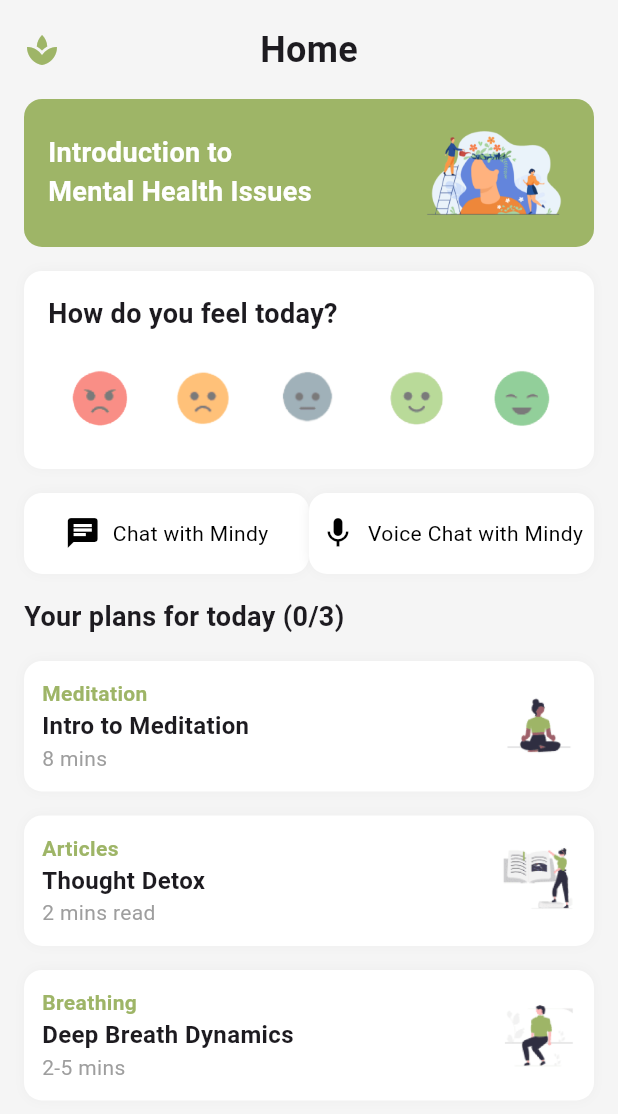
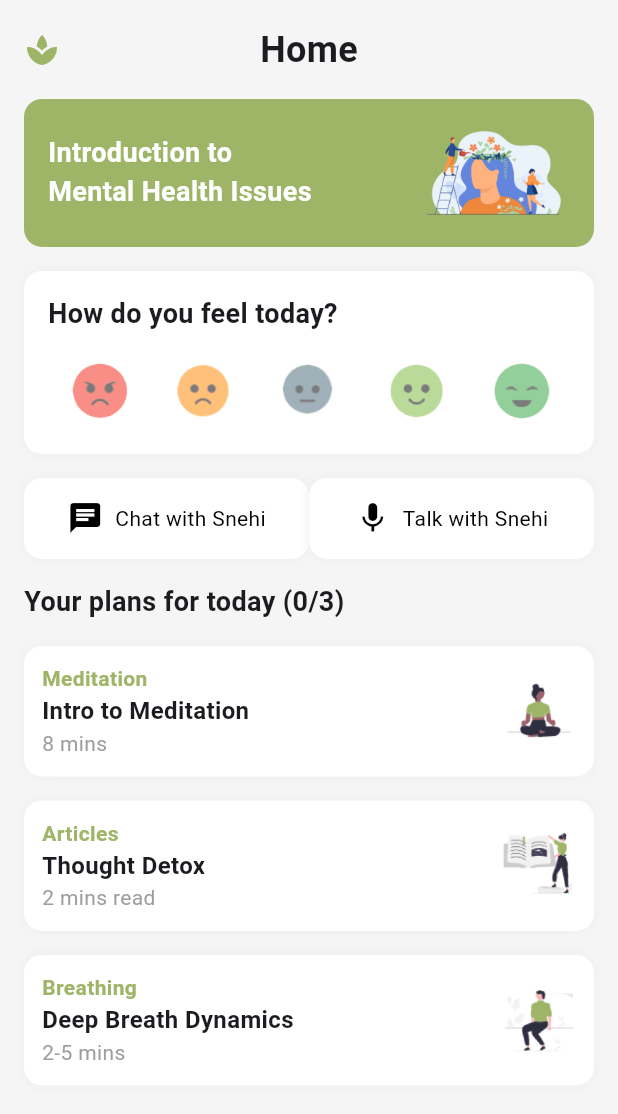
Before and after one commit to kosuri-indu/MindSync, a Flutter app: the HomePage screen opened directly, on a phone screen of 412 x 824 dp. Shown: the top 1114 px of the screen. Run offline on Flutter 3.47's test engine with Material 3 defaults, Android fonts, the phone set to English and light mode, and no system bars; our stand-ins replace audioplayers, cloud_firestore, firebase_auth, firebase_core, fl_chart, flutter_dotenv and 6 more; accounts and stored records are empty.

Commit message:
final code

```diff
--- a/mindsync/lib/views/pages/home_page.dart
+++ b/mindsync/lib/views/pages/home_page.dart
@@ -103,7 +103,7 @@ class _HomePageState extends State<HomePage> {
                                   opacity: selectedFace == face ? 1.0 : 0.6,
                                   duration: Duration(milliseconds: 300),
                                   child: Container(
-                                    padding: EdgeInsets.all(8),
+                                    padding: EdgeInsets.all(3),
                                     decoration: BoxDecoration(
                                       color: selectedFace == face
                                           ? primaryColor.withOpacity(0.2)
@@ -127,10 +127,10 @@ class _HomePageState extends State<HomePage> {
                 Row(
                   mainAxisAlignment: MainAxisAlignment.center,
                   children: [
-                    // Chat with Mindy Button
+                    // Chat with Snehi Button
                     Expanded(
                       child: ActionButton(
-                        text: 'Chat with Mindy',
+                        text: 'Chat with Snehi',
                         icon: Icons.chat,
                         backgroundColor: Colors.white,
                         height: 60,
@@ -144,10 +144,10 @@ class _HomePageState extends State<HomePage> {
                         },
                       ),
                     ),
-                    // Voice Chat with Mindy Button
+                    // Voice Chat with Snehi Button
                     Expanded(
                       child: ActionButton(
-                        text: 'Voice Chat with Mindy',
+                        text: 'Talk with Snehi',
                         icon: Icons.mic,
                         backgroundColor: Colors.white,
                         height: 60,
```
Also changed, not shown: 2 other files.
